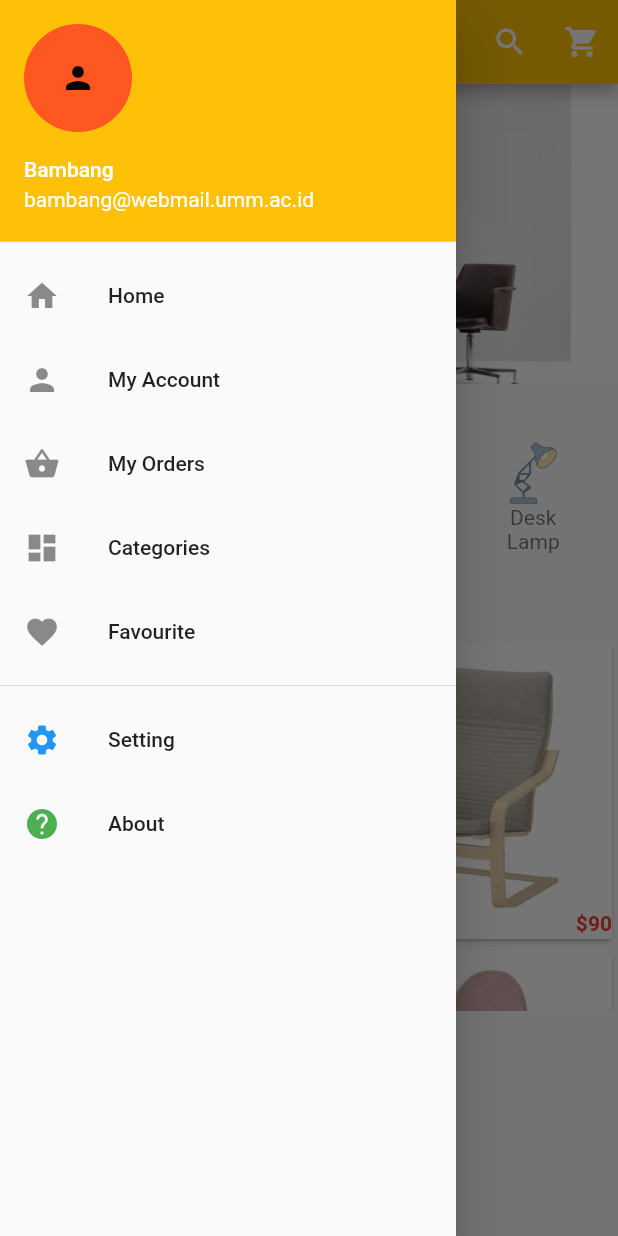
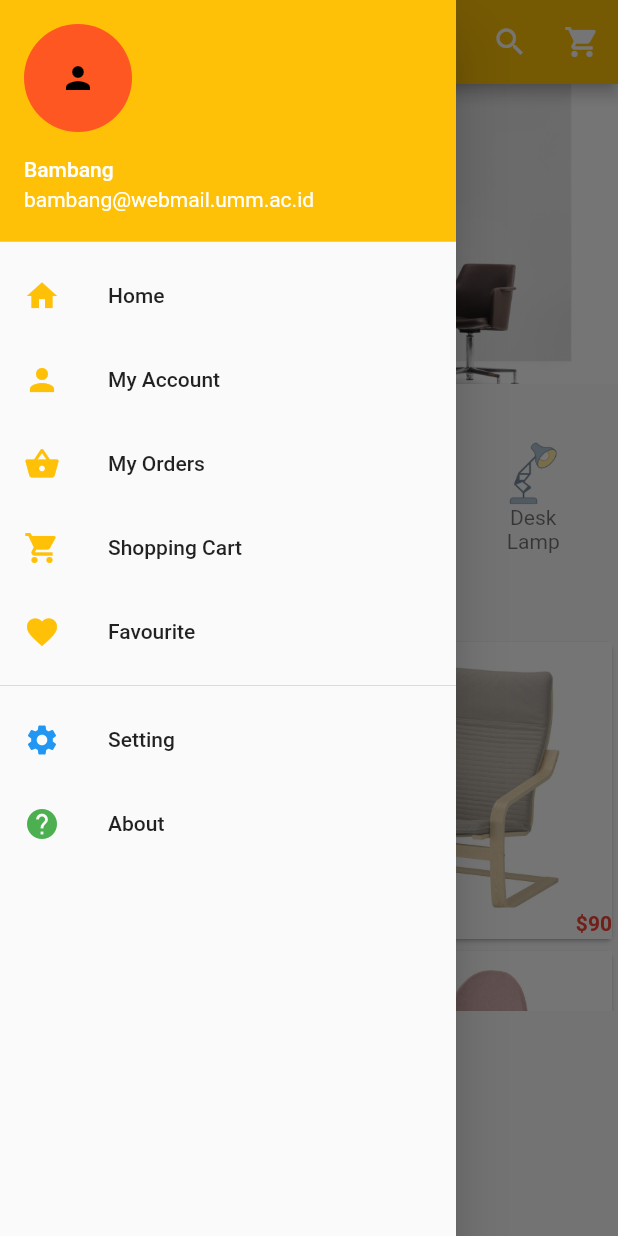
Before and after one commit to ompiko/ecom-flutter, a Flutter app: the screen it shows after launch, with the side drawer open, on a phone screen of 412 x 824 dp. Run offline on Flutter 3.47's test engine with Material 2 defaults, Android fonts, the phone set to English and light mode, and no system bars; drawn by our look-alikes of carousel_pro; our stand-ins replace font_awesome_flutter.

```diff
--- a/lib/components/products.dart
+++ b/lib/components/products.dart
@@ -62,7 +62,7 @@ class _ProductsState extends State<Products> {
     return GridView.builder(
         itemCount: product_list.length,
         gridDelegate:
-            new SliverGridDelegateWithFixedCrossAxisCount(crossAxisCount: 2),
+        new SliverGridDelegateWithFixedCrossAxisCount(crossAxisCount: 2),
         itemBuilder: (BuildContext context, int index) {
           return Single_product(
             product_name: product_list[index]['name'],
@@ -73,7 +73,6 @@ class _ProductsState extends State<Products> {
         });
   }
 }
-
 class Single_product extends StatelessWidget {
   final product_name;
   final product_picture;
@@ -89,7 +88,7 @@ class Single_product extends StatelessWidget {
   Widget build(BuildContext context) {
     return Card(
       child: Hero(
-          tag: product_name,
+          tag: new Text("hero 1"),
           child: Material(
             child: InkWell(
               onTap: () => Navigator.of(context).push(new MaterialPageRoute(
--- a/lib/main.dart
+++ b/lib/main.dart
@@ -86,35 +86,35 @@ class _HomePageState extends State<HomePage> {
               onTap: () {},
               child: ListTile(
                 title: Text('Home'),
-                leading: Icon(Icons.home),
+                leading: Icon(Icons.home, color: Colors.amber),
               ),
             ),
             InkWell(
               onTap: () {},
               child: ListTile(
                 title: Text('My Account'),
-                leading: Icon(Icons.person),
+                leading: Icon(Icons.person, color: Colors.amber),
               ),
             ),
             InkWell(
               onTap: () {},
               child: ListTile(
                 title: Text('My Orders'),
-                leading: Icon(Icons.shopping_basket),
+                leading: Icon(Icons.shopping_basket, color: Colors.amber),
               ),
             ),
             InkWell(
               onTap: () {},
               child: ListTile(
-                title: Text('Categories'),
-                leading: Icon(Icons.dashboard),
+                title: Text('Shopping Cart'),
+                leading: Icon(Icons.shopping_cart, color: Colors.amber,),
               ),
             ),
             InkWell(
               onTap: () {},
               child: ListTile(
                 title: Text('Favourite'),
-                leading: Icon(Icons.favorite),
+                leading: Icon(Icons.favorite, color: Colors.amber),
               ),
             ),
             Divider(),
```
Also changed, not shown: lib/pages/product_details.dart (+114 -7 lines).
